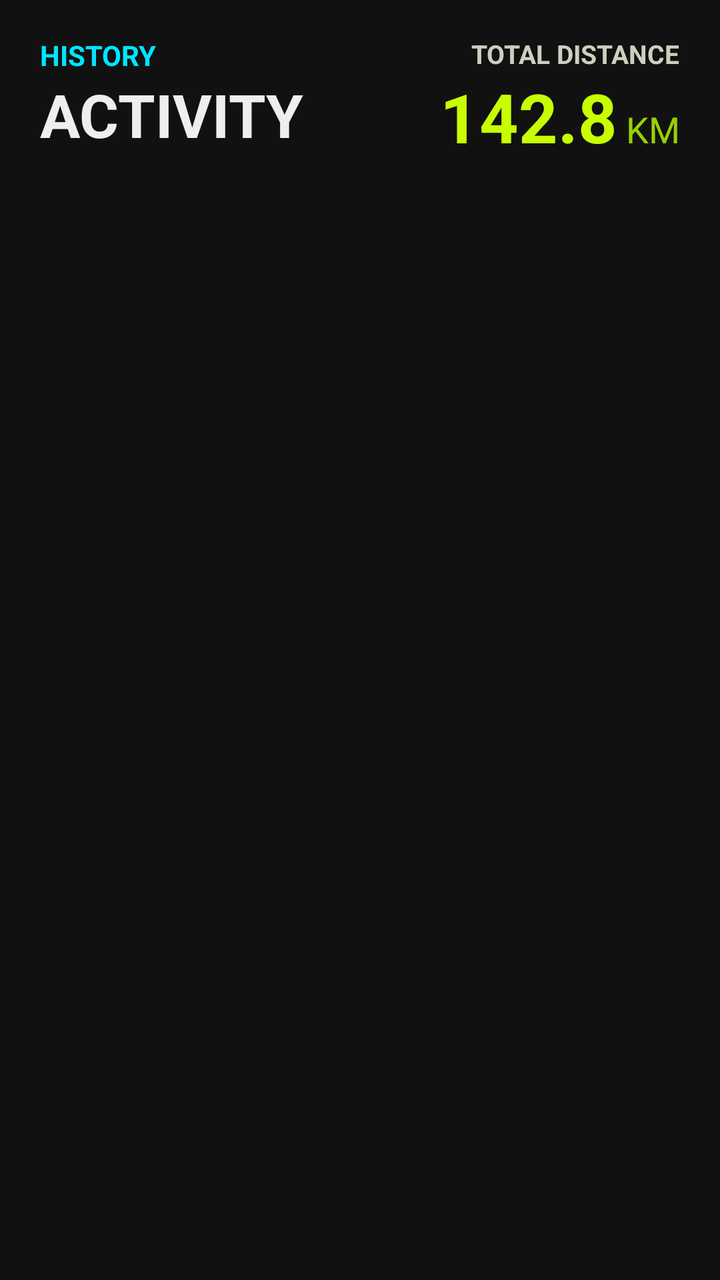
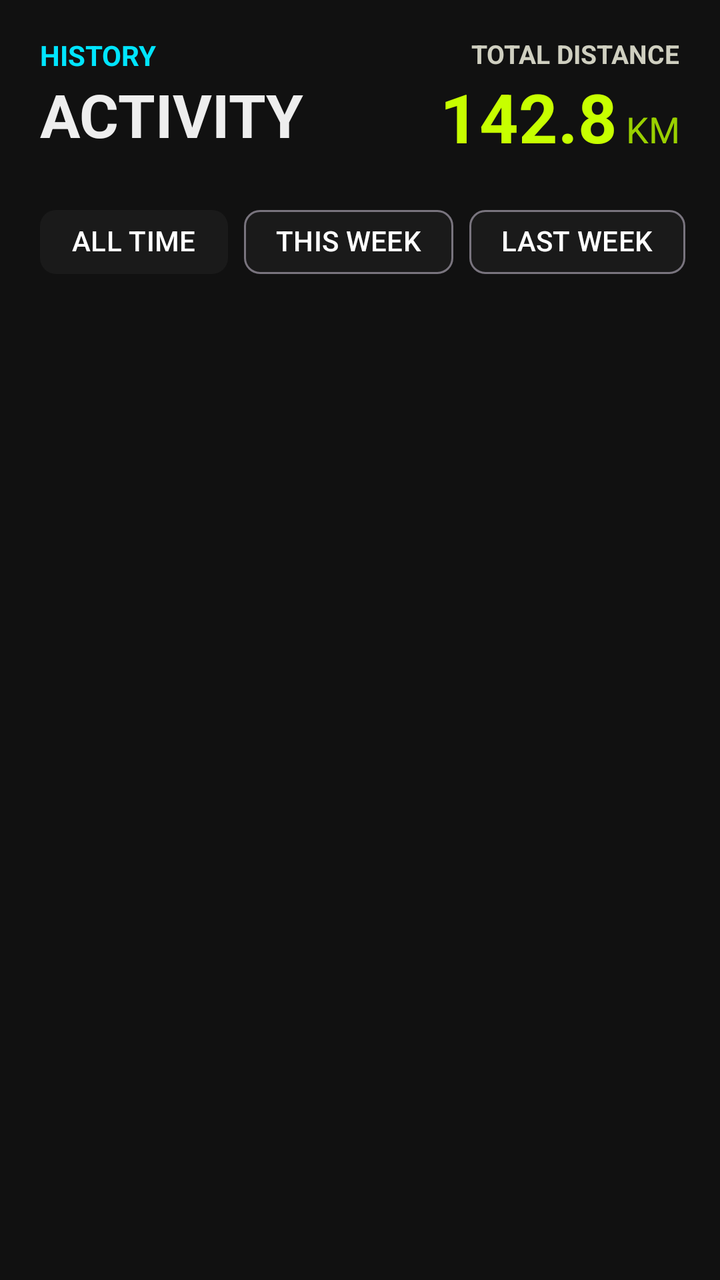

Compare the two renders of this Android layout. The source of the first and the diff that turns it into the second are given below.
<!-- AndroidManifest.xml: application theme Theme.PaceLock -->
<!-- res/layout/fragment_past_runs.xml -->
<?xml version="1.0" encoding="utf-8"?>
<FrameLayout xmlns:android="http://schemas.android.com/apk/res/android"
    xmlns:tools="http://schemas.android.com/tools"
    android:layout_width="match_parent"
    android:layout_height="match_parent"
    xmlns:app="http://schemas.android.com/apk/res-auto"
    tools:context=".PastRuns.PastRunsFragment">

    <androidx.constraintlayout.widget.ConstraintLayout
        android:layout_width="match_parent"
        android:layout_height="match_parent"
        android:background="#111111">

        

        <TextView
            android:id="@+id/historyLabel"
            android:layout_width="wrap_content"
            android:layout_height="wrap_content"
            android:text="HISTORY"
            android:textColor="#00E5FF"
            android:textStyle="bold"
            android:textSize="14sp"
            android:layout_marginStart="20dp"
            android:layout_marginTop="18dp"
            app:layout_constraintTop_toTopOf="parent"
            app:layout_constraintStart_toStartOf="parent"/>

        <TextView
            android:id="@+id/activityTitle"
            android:layout_width="wrap_content"
            android:layout_height="wrap_content"
            android:text="ACTIVITY"
            android:textStyle="bold"
            android:textSize="30sp"
            android:textColor="#EEEEEE"
            app:layout_constraintTop_toBottomOf="@id/historyLabel"
            app:layout_constraintStart_toStartOf="@id/historyLabel"/>

        <LinearLayout
            android:layout_width="wrap_content"
            android:layout_height="wrap_content"
            android:orientation="vertical"
            android:id="@+id/llHeader"
            android:gravity="end"
            android:layout_marginEnd="20dp"
            android:layout_marginTop="18dp"
            app:layout_constraintTop_toTopOf="parent"
            app:layout_constraintEnd_toEndOf="parent">

            <TextView
                android:text="TOTAL DISTANCE"
                android:textColor="#CFCFC0"
                android:textStyle="bold"
                android:textSize="13sp"
                android:layout_width="wrap_content"
                android:layout_height="wrap_content"/>

            <LinearLayout
                android:layout_width="wrap_content"
                android:layout_height="wrap_content"
                android:gravity="bottom">

                <TextView
                    android:text="142.8"
                    android:textSize="34sp"
                    android:textColor="#C7FF00"
                    android:textStyle="bold"
                    android:id="@+id/totalDistance"
                    android:layout_width="wrap_content"
                    android:layout_height="wrap_content"/>

                <TextView
                    android:text=" KM"
                    android:textSize="18sp"
                    android:textColor="#9AD000"
                    android:layout_width="wrap_content"
                    android:layout_height="wrap_content"/>
            </LinearLayout>

        </LinearLayout>





        

        <androidx.recyclerview.widget.RecyclerView
            android:id="@+id/historyRecycler"
            android:layout_width="0dp"
            android:layout_height="0dp"
            android:clipToPadding="false"
            android:paddingBottom="10dp"
            app:layout_constraintTop_toBottomOf="@id/llHeader"
            app:layout_constraintBottom_toBottomOf="parent"
            app:layout_constraintStart_toStartOf="parent"
            app:layout_constraintEnd_toEndOf="parent"/>




    </androidx.constraintlayout.widget.ConstraintLayout>
</FrameLayout>
<!-- resources referenced by this layout -->
<resources>
  <style name="Theme.PaceLock" parent="Base.Theme.PaceLock" />
  <style name="Base.Theme.PaceLock" parent="Theme.Material3.DayNight.NoActionBar">
  
  </style>
</resources>

<!-- the commit's change to res/layout/fragment_past_runs.xml (unified diff, before → after) -->
@@ -80,6 +80,57 @@
 
         </LinearLayout>
 
+        
+        <HorizontalScrollView
+            android:id="@+id/filterScroll"
+            android:layout_width="match_parent"
+            android:layout_height="wrap_content"
+            android:layout_marginTop="16dp"
+            android:clipToPadding="false"
+            android:paddingHorizontal="20dp"
+            android:scrollbars="none"
+            app:layout_constraintTop_toBottomOf="@id/llHeader"
+            app:layout_constraintStart_toStartOf="parent"
+            app:layout_constraintEnd_toEndOf="parent">
+
+            <com.google.android.material.chip.ChipGroup
+                android:id="@+id/chipGroupFilter"
+                android:layout_width="wrap_content"
+                android:layout_height="wrap_content"
+                app:singleSelection="true"
+                app:selectionRequired="true">
+
+                <com.google.android.material.chip.Chip
+                    android:id="@+id/chipAllTime"
+                    android:layout_width="wrap_content"
+                    android:layout_height="wrap_content"
+                    android:text="ALL TIME"
+                    android:textColor="#FFFFFF"
+                    app:chipBackgroundColor="#1A1A1A"
+                    android:checkable="true"
+                    android:checked="true"/> 
+
+                <com.google.android.material.chip.Chip
+                    android:id="@+id/chipThisWeek"
+                    android:layout_width="wrap_content"
+                    android:layout_height="wrap_content"
+                    android:text="THIS WEEK"
+                    android:textColor="#FFFFFF"
+                    app:chipBackgroundColor="#1A1A1A"
+                    android:checkable="true" /> 
+
+                <com.google.android.material.chip.Chip
+                    android:id="@+id/chipLastWeek"
+                    android:layout_width="wrap_content"
+                    android:layout_height="wrap_content"
+                    android:text="LAST WEEK"
+                    android:textColor="#FFFFFF"
+                    app:chipBackgroundColor="#1A1A1A"
+                    android:checkable="true" /> 
+
+            </com.google.android.material.chip.ChipGroup>
+        </HorizontalScrollView>
+
 
 
 
@@ -92,7 +143,7 @@
             android:layout_height="0dp"
             android:clipToPadding="false"
             android:paddingBottom="10dp"
-            app:layout_constraintTop_toBottomOf="@id/llHeader"
+            app:layout_constraintTop_toBottomOf="@id/filterScroll"
             app:layout_constraintBottom_toBottomOf="parent"
             app:layout_constraintStart_toStartOf="parent"
             app:layout_constraintEnd_toEndOf="parent"/>
